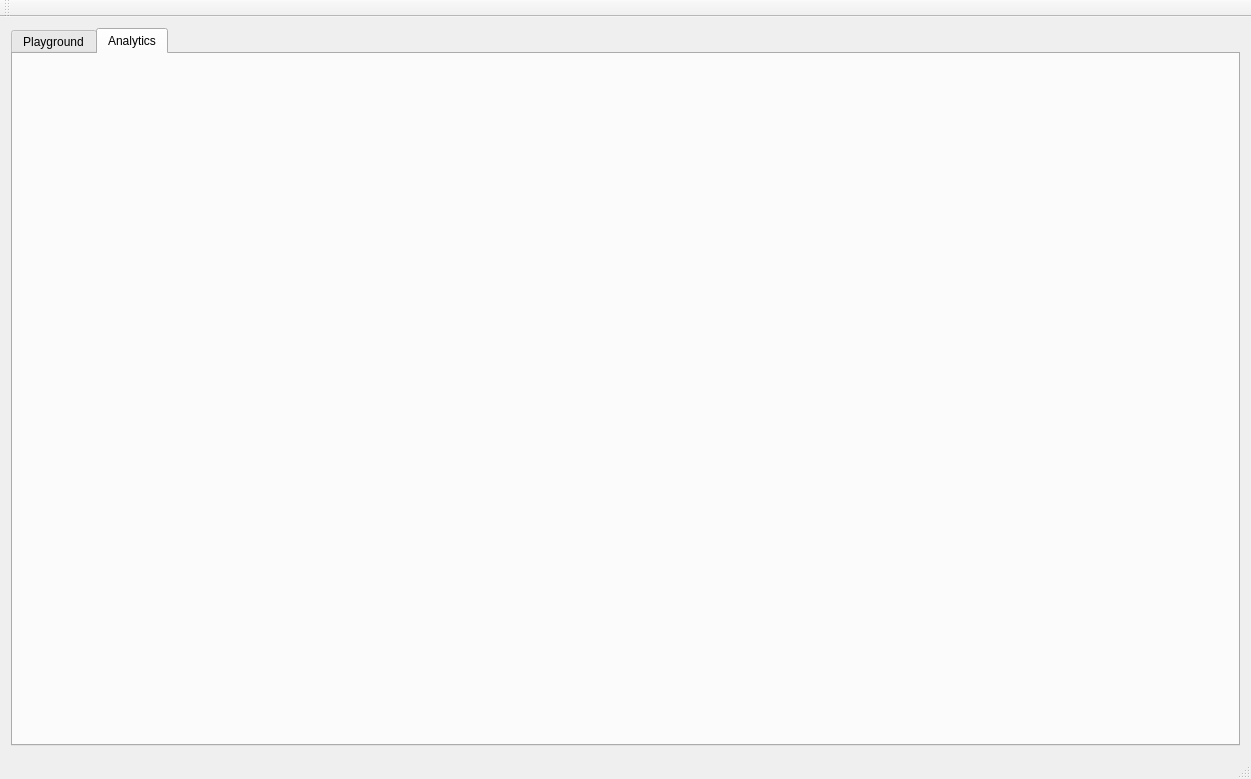
Old version of the form GUI/mainwindow.ui in the repository kohutjan/2DFFT.
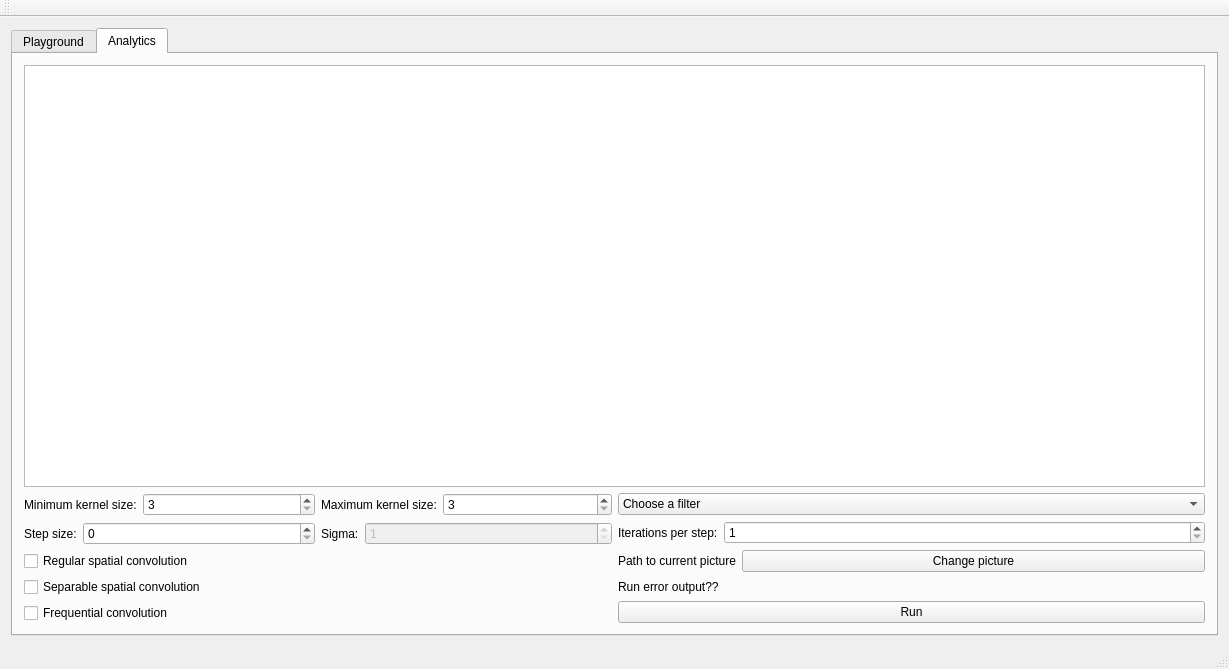
New version of the form. The open tabs and pages were chosen to show the change.

```diff
--- a/GUI/mainwindow.ui
+++ b/GUI/mainwindow.ui
@@ -6,8 +6,8 @@
    <rect>
     <x>0</x>
     <y>0</y>
-    <width>1251</width>
-    <height>779</height>
+    <width>1229</width>
+    <height>669</height>
    </rect>
   </property>
   <property name="windowTitle">
@@ -145,6 +145,276 @@
        <attribute name="title">
         <string>Analytics</string>
        </attribute>
+       <layout class="QVBoxLayout" name="verticalLayout_4">
+        <item>
+         <widget class="QGraphicsView" name="graph_view"/>
+        </item>
+        <item>
+         <layout class="QHBoxLayout" name="horizontalLayout">
+          <property name="topMargin">
+           <number>0</number>
+          </property>
+          <item>
+           <layout class="QVBoxLayout" name="verticalLayout_2">
+            <property name="topMargin">
+             <number>0</number>
+            </property>
+            <item>
+             <layout class="QHBoxLayout" name="horizontalLayout_2">
+              <property name="topMargin">
+               <number>0</number>
+              </property>
+              <item>
+               <layout class="QFormLayout" name="formLayout_3">
+                <property name="topMargin">
+                 <number>0</number>
+                </property>
+                <property name="rightMargin">
+                 <number>0</number>
+                </property>
+                <item row="0" column="0">
+                 <widget class="QLabel" name="min_kernel_size_label">
+                  <property name="autoFillBackground">
+                   <bool>false</bool>
+                  </property>
+                  <property name="frameShadow">
+                   <enum>QFrame::Plain</enum>
+                  </property>
+                  <property name="text">
+                   <string>Minimum kernel size:</string>
+                  </property>
+                 </widget>
+                </item>
+                <item row="0" column="1">
+                 <widget class="QSpinBox" name="min_kernel_size_sbox">
+                  <property name="correctionMode">
+                   <enum>QAbstractSpinBox::CorrectToNearestValue</enum>
+                  </property>
+                  <property name="minimum">
+                   <number>3</number>
+                  </property>
+                  <property name="maximum">
+                   <number>9999</number>
+                  </property>
+                  <property name="singleStep">
+                   <number>2</number>
+                  </property>
+                 </widget>
+                </item>
+               </layout>
+              </item>
+              <item>
+               <layout class="QFormLayout" name="formLayout_4">
+                <property name="rightMargin">
+                 <number>0</number>
+                </property>
+                <item row="0" column="0">
+                 <widget class="QLabel" name="max_kernel_size_label">
+                  <property name="text">
+                   <string>Maximum kernel size:</string>
+                  </property>
+                 </widget>
+                </item>
+                <item row="0" column="1">
+                 <widget class="QSpinBox" name="max_kernel_size_sbox">
+                  <property name="correctionMode">
+                   <enum>QAbstractSpinBox::CorrectToNearestValue</enum>
+                  </property>
+                  <property name="minimum">
+                   <number>3</number>
+                  </property>
+                  <property name="maximum">
+                   <number>9999</number>
+                  </property>
+                  <property name="singleStep">
+                   <number>2</number>
+                  </property>
+                 </widget>
+                </item>
+               </layout>
+              </item>
+             </layout>
+            </item>
+            <item>
+             <layout class="QHBoxLayout" name="horizontalLayout_3">
+              <property name="topMargin">
+               <number>0</number>
+              </property>
+              <item>
+               <layout class="QHBoxLayout" name="horizontalLayout_4">
+                <property name="topMargin">
+                 <number>0</number>
+                </property>
+                <item>
+                 <layout class="QFormLayout" name="formLayout_2">
+                  <item row="0" column="0">
+                   <widget class="QLabel" name="step_size_label">
+                    <property name="text">
+                     <string>Step size:</string>
+                    </property>
+                   </widget>
+                  </item>
+                  <item row="0" column="1">
+                   <widget class="QSpinBox" name="step_size_sbox">
+                    <property name="maximum">
+                     <number>96</number>
+                    </property>
+                    <property name="singleStep">
+                     <number>2</number>
+                    </property>
+                   </widget>
+                  </item>
+                 </layout>
+                </item>
+                <item>
+                 <layout class="QFormLayout" name="formLayout_6">
+                  <item row="0" column="0">
+                   <widget class="QLabel" name="sigma_label">
+                    <property name="text">
+                     <string>Sigma:</string>
+                    </property>
+                   </widget>
+                  </item>
+                  <item row="0" column="1">
+                   <widget class="QSpinBox" name="sigma_sbox">
+                    <property name="enabled">
+                     <bool>false</bool>
+                    </property>
+                    <property name="minimum">
+                     <number>1</number>
+                    </property>
+                    <property name="maximum">
+                     <number>9999</number>
+                    </property>
+                   </widget>
+                  </item>
+                 </layout>
+                </item>
+               </layout>
+              </item>
+             </layout>
+            </item>
+            <item>
+             <widget class="QCheckBox" name="reg_spatial_con_check">
+              <property name="layoutDirection">
+               <enum>Qt::LeftToRight</enum>
+              </property>
+              <property name="text">
+               <string>Regular spatial convolution</string>
+              </property>
+             </widget>
+            </item>
+            <item>
+             <widget class="QCheckBox" name="sep_spatial_con_check">
+              <property name="text">
+               <string>Separable spatial convolution</string>
+              </property>
+             </widget>
+            </item>
+            <item>
+             <widget class="QCheckBox" name="frequential_con_check">
+              <property name="text">
+               <string>Frequential convolution</string>
+              </property>
+             </widget>
+            </item>
+           </layout>
+          </item>
+          <item>
+           <layout class="QVBoxLayout" name="verticalLayout_3">
+            <property name="leftMargin">
+             <number>0</number>
+            </property>
+            <item>
+             <widget class="QComboBox" name="filter_cbox">
+              <item>
+               <property name="text">
+                <string>Choose a filter</string>
+               </property>
+              </item>
+              <item>
+               <property name="text">
+                <string>Gaussian</string>
+               </property>
+              </item>
+              <item>
+               <property name="text">
+                <string>Mean</string>
+               </property>
+              </item>
+              <item>
+               <property name="text">
+                <string>Low pass</string>
+               </property>
+              </item>
+              <item>
+               <property name="text">
+                <string>High pass</string>
+               </property>
+              </item>
+             </widget>
+            </item>
+            <item>
+             <layout class="QFormLayout" name="formLayout_5">
+              <item row="0" column="0">
+               <widget class="QLabel" name="iters_p_step_label">
+                <property name="text">
+                 <string>Iterations per step:</string>
+                </property>
+               </widget>
+              </item>
+              <item row="0" column="1">
+               <widget class="QSpinBox" name="iters_p_step_sbox">
+                <property name="minimum">
+                 <number>1</number>
+                </property>
+                <property name="maximum">
+                 <number>100000</number>
+                </property>
+               </widget>
+              </item>
+             </layout>
+            </item>
+            <item>
+             <layout class="QFormLayout" name="formLayout">
+              <property name="rightMargin">
+               <number>0</number>
+              </property>
+              <item row="0" column="0">
+               <widget class="QLabel" name="change_pic_label">
+                <property name="text">
+                 <string>Path to current picture</string>
+                </property>
+               </widget>
+              </item>
+              <item row="0" column="1">
+               <widget class="QPushButton" name="change_pic_button">
+                <property name="text">
+                 <string>Change picture</string>
+                </property>
+               </widget>
+              </item>
+             </layout>
+            </item>
+            <item>
+             <widget class="QLabel" name="error_out_label">
+              <property name="text">
+               <string>Run error output??</string>
+              </property>
+             </widget>
+            </item>
+            <item>
+             <widget class="QPushButton" name="run_button">
+              <property name="text">
+               <string>Run</string>
+              </property>
+             </widget>
+            </item>
+           </layout>
+          </item>
+         </layout>
+        </item>
+       </layout>
       </widget>
      </widget>
     </item>
```
Left out of the diff: 2 changed lines with no effect on the pictures.
